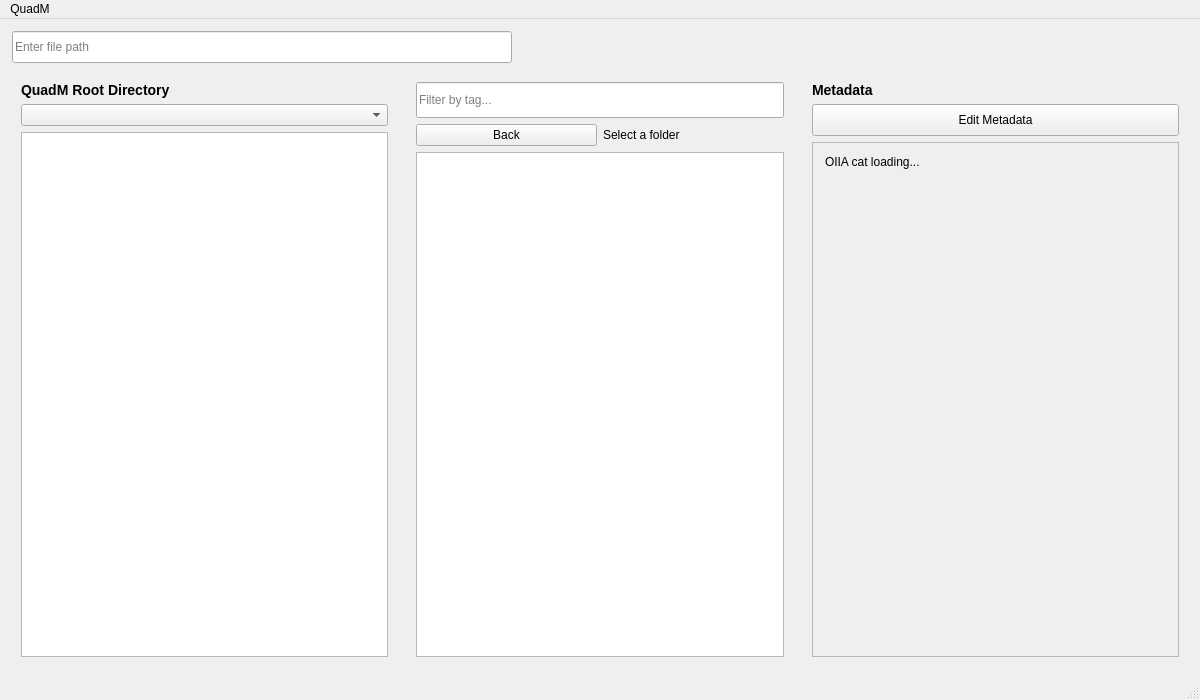
First picture: the form in code/src/QuadMGUI/mainwindow.ui, repository University-of-Colorado-Anschutz-Denver/CSCI-3508-Group-6, before the edit.
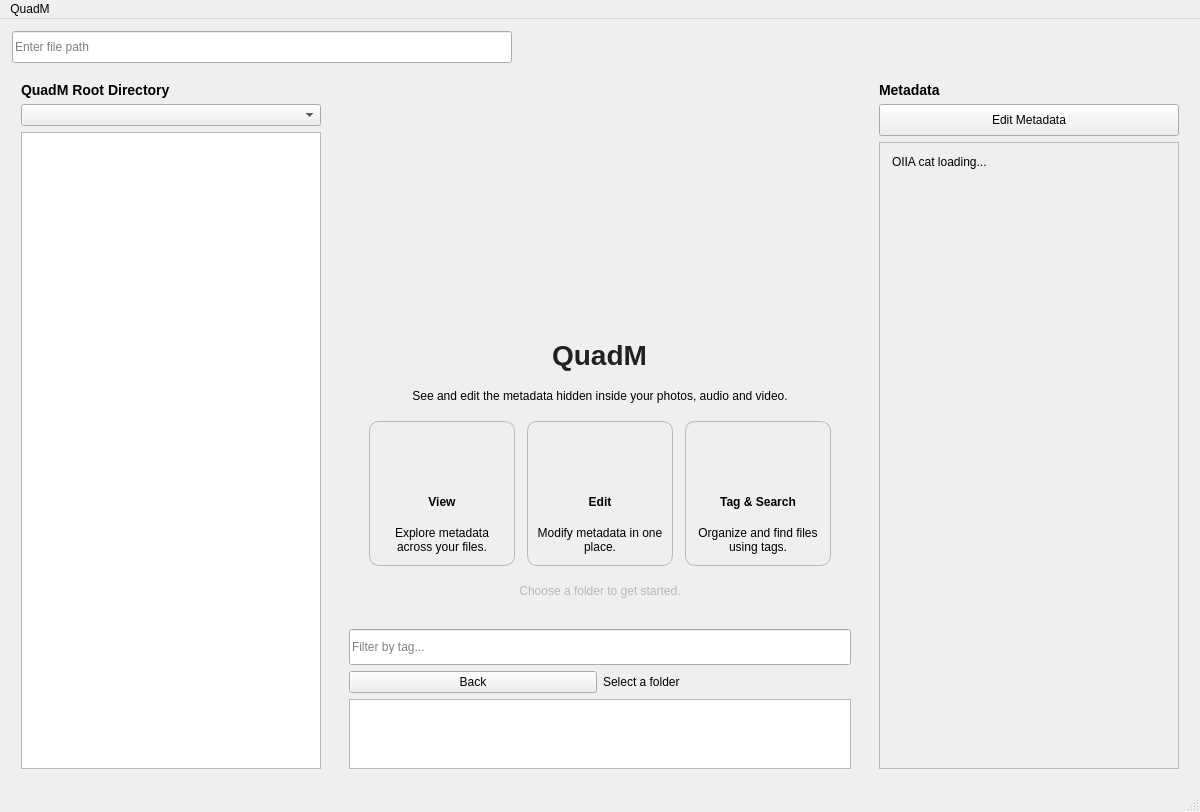
Second picture: the form after the edit.

Commit message: logos, welcome screen, and styling fixes

```diff
--- a/code/src/QuadMGUI/mainwindow.ui
+++ b/code/src/QuadMGUI/mainwindow.ui
@@ -159,6 +159,208 @@
           </sizepolicy>
          </property>
          <layout class="QVBoxLayout" name="contentsPanelLayout">
+          <item>
+           <widget class="QWidget" name="welcomeWidget" native="true">
+            <property name="sizePolicy"><sizepolicy hsizetype="Expanding" vsizetype="Expanding"><horstretch>0</horstretch><verstretch>0</verstretch></sizepolicy></property>
+            <layout class="QVBoxLayout" name="welcomeLayout">
+             <property name="spacing"><number>18</number></property>
+             <property name="leftMargin"><number>20</number></property>
+             <property name="topMargin"><number>25</number></property>
+             <property name="rightMargin"><number>20</number></property>
+             <property name="bottomMargin"><number>25</number></property>
+             <item><spacer name="welcomeTopSpacer"><property name="orientation"><enum>Qt::Orientation::Vertical</enum></property><property name="sizeHint" stdset="0"><size><width>20</width><height>20</height></size></property></spacer></item>
+             <item alignment="Qt::AlignmentFlag::AlignHCenter">
+              <widget class="QLabel" name="welcomeLogoLabel">
+               <property name="minimumSize"><size><width>100</width><height>100</height></size></property>
+               <property name="maximumSize"><size><width>100</width><height>100</height></size></property>
+               <property name="text"><string /></property>
+               <property name="alignment"><set>Qt::AlignmentFlag::AlignCenter</set></property>
+              </widget>
+             </item>
+                <item alignment="Qt::AlignmentFlag::AlignHCenter">
+                <widget class="QLabel" name="welcomeTitle">
+                <property name="minimumSize">
+                <size>
+                    <width>96</width>
+                    <height>96</height>
+                </size>
+                </property>
+                <property name="maximumSize">
+                <size>
+                    <width>96</width>
+                    <height>96</height>
+                </size>
+                </property>
+                <property name="text">
+                <string />
+                </property>
+                <property name="alignment">
+                <set>Qt::AlignmentFlag::AlignCenter</set>
+                </property>
+                </widget>
+                </item>
+             <item alignment="Qt::AlignmentFlag::AlignHCenter">
+              <widget class="QLabel" name="welcomeBrandLabel">
+               <property name="text"><string>QuadM</string></property>
+               <property name="styleSheet"><string notr="true">font-size: 28px; font-weight: 700; color: #202124; border: none;</string></property>
+               <property name="alignment"><set>Qt::AlignmentFlag::AlignCenter</set></property>
+              </widget>
+             </item>
+             <item><widget class="QLabel" name="welcomeDescription"><property name="text"><string>See and edit the metadata hidden inside your photos, audio and video.</string></property><property name="alignment"><set>Qt::AlignmentFlag::AlignCenter</set></property><property name="wordWrap"><bool>true</bool></property></widget></item>
+             
+            <item>
+            <layout class="QHBoxLayout" name="welcomeCardsLayout">
+            <property name="spacing">
+            <number>12</number>
+            </property>
+
+            
+            <item>
+            <widget class="QFrame" name="viewCard">
+                <property name="sizePolicy">
+                 <sizepolicy hsizetype="Expanding" vsizetype="Preferred">
+                  <horstretch>1</horstretch>
+                  <verstretch>0</verstretch>
+                 </sizepolicy>
+                </property>
+                <property name="minimumSize">
+                <size><width>0</width><height>145</height></size>
+                </property>
+                <property name="frameShape">
+                <enum>QFrame::Shape::StyledPanel</enum>
+                </property>
+                <property name="styleSheet">
+                <string notr="true">QFrame#viewCard { border: 1px solid palette(mid); border-radius: 10px; }</string>
+                </property>
+                <layout class="QVBoxLayout" name="viewCardLayout">
+                <item alignment="Qt::AlignmentFlag::AlignHCenter">
+                <widget class="QLabel" name="viewCardIcon">
+                <property name="minimumSize"><size><width>48</width><height>48</height></size></property>
+                <property name="maximumSize"><size><width>48</width><height>48</height></size></property>
+                <property name="text"><string /></property>
+                <property name="styleSheet"><string notr="true">border: none;</string></property>
+                <property name="alignment"><set>Qt::AlignmentFlag::AlignCenter</set></property>
+                </widget>
+                </item>
+                <item>
+                <widget class="QLabel" name="viewCardTitle">
+                <property name="text"><string>View</string></property>
+                <property name="styleSheet"><string notr="true">font-weight: bold; border: none;</string></property>
+                <property name="alignment"><set>Qt::AlignmentFlag::AlignCenter</set></property>
+                </widget>
+                </item>
+                <item>
+                <widget class="QLabel" name="viewCardDescription">
+                <property name="text"><string>Explore metadata across your files.</string></property>
+                <property name="wordWrap"><bool>true</bool></property>
+                <property name="alignment"><set>Qt::AlignmentFlag::AlignCenter</set></property>
+                <property name="styleSheet"><string notr="true">border: none;</string></property>
+                </widget>
+                </item>
+                </layout>
+            </widget>
+            </item>
+
+            
+            <item>
+            <widget class="QFrame" name="editCard">
+                <property name="sizePolicy">
+                 <sizepolicy hsizetype="Expanding" vsizetype="Preferred">
+                  <horstretch>1</horstretch>
+                  <verstretch>0</verstretch>
+                 </sizepolicy>
+                </property>
+                <property name="minimumSize">
+                <size><width>0</width><height>145</height></size>
+                </property>
+                <property name="frameShape">
+                <enum>QFrame::Shape::StyledPanel</enum>
+                </property>
+                <property name="styleSheet">
+                <string notr="true">QFrame#editCard { border: 1px solid palette(mid); border-radius: 10px; }</string>
+                </property>
+                <layout class="QVBoxLayout" name="editCardLayout">
+                <item alignment="Qt::AlignmentFlag::AlignHCenter">
+                <widget class="QLabel" name="editCardIcon">
+                <property name="minimumSize"><size><width>48</width><height>48</height></size></property>
+                <property name="maximumSize"><size><width>48</width><height>48</height></size></property>
+                <property name="text"><string /></property>
+                <property name="alignment"><set>Qt::AlignmentFlag::AlignCenter</set></property>
+                </widget>
+                </item>
+                <item>
+                <widget class="QLabel" name="editCardTitle">
+                <property name="text"><string>Edit</string></property>
+                <property name="styleSheet"><string notr="true">font-weight: bold; border: none;</string></property>
+                <property name="alignment"><set>Qt::AlignmentFlag::AlignCenter</set></property>
+                </widget>
+                </item>
+                <item>
+                <widget class="QLabel" name="editCardDescription">
+                <property name="text"><string>Modify metadata in one place.</string></property>
+                <property name="wordWrap"><bool>true</bool></property>
+                <property name="alignment"><set>Qt::AlignmentFlag::AlignCenter</set></property>
+                <property name="styleSheet"><string notr="true">border: none;</string></property>
+                </widget>
+                </item>
+                </layout>
+            </widget>
+            </item>
+
+            
+            <item>
+            <widget class="QFrame" name="tagCard">
+                <property name="sizePolicy">
+                 <sizepolicy hsizetype="Expanding" vsizetype="Preferred">
+                  <horstretch>1</horstretch>
+                  <verstretch>0</verstretch>
+                 </sizepolicy>
+                </property>
+                <property name="minimumSize">
+                <size><width>0</width><height>145</height></size>
+                </property>
+                <property name="frameShape">
+                <enum>QFrame::Shape::StyledPanel</enum>
+                </property>
+                <property name="styleSheet">
+                <string notr="true">QFrame#tagCard { border: 1px solid palette(mid); border-radius: 10px; }</string>
+                </property>
+                <layout class="QVBoxLayout" name="tagCardLayout">
+                <item alignment="Qt::AlignmentFlag::AlignHCenter">
+                <widget class="QLabel" name="tagCardIcon">
+                <property name="minimumSize"><size><width>48</width><height>48</height></size></property>
+                <property name="maximumSize"><size><width>48</width><height>48</height></size></property>
+                <property name="text"><string /></property>
+                <property name="alignment"><set>Qt::AlignmentFlag::AlignCenter</set></property>
+                </widget>
+                </item>
+                <item>
+                <widget class="QLabel" name="tagCardTitle">
+                <property name="text"><string>Tag &amp; Search</string></property>
+                <property name="styleSheet"><string notr="true">font-weight: bold; border: none;</string></property>
+                <property name="alignment"><set>Qt::AlignmentFlag::AlignCenter</set></property>
+                </widget>
+                </item>
+                <item>
+                <widget class="QLabel" name="tagCardDescription">
+                <property name="text"><string>Organize and find files using tags.</string></property>
+                <property name="wordWrap"><bool>true</bool></property>
+                <property name="alignment"><set>Qt::AlignmentFlag::AlignCenter</set></property>
+                <property name="styleSheet"><string notr="true">border: none;</string></property>
+                </widget>
+                </item>
+                </layout>
+            </widget>
+            </item>
+
+            </layout>
+            </item>
+
+             <item><widget class="QLabel" name="welcomeInstruction"><property name="text"><string>Choose a folder to get started.</string></property><property name="alignment"><set>Qt::AlignmentFlag::AlignCenter</set></property><property name="styleSheet"><string notr="true">color: palette(mid);</string></property></widget></item>
+             <item><spacer name="welcomeBottomSpacer"><property name="orientation"><enum>Qt::Orientation::Vertical</enum></property><property name="sizeHint" stdset="0"><size><width>20</width><height>20</height></size></property></spacer></item>
+            </layout>
+           </widget>
+          </item>
           <item>
            <widget class="QLineEdit" name="tagFilterBar">
             <property name="minimumSize">
@@ -381,7 +583,7 @@
            </widget>
           </item>
          </layout>
-        </widget>
+        <property name="maximumSize"><size><width>320</width><height>16777215</height></size></property></widget>
        </item>
 
       </layout>
```
Left out of the diff: 12 changed lines with no effect on the pictures. The commit also changes 9 other files.
